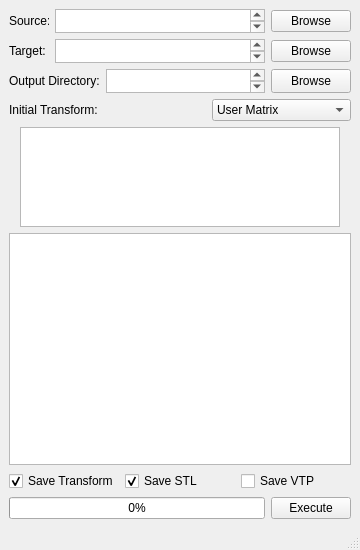
First picture: the form in main/surface_registration_tool.ui, repository jackyko1991/surface-registration-tool, before the edit.
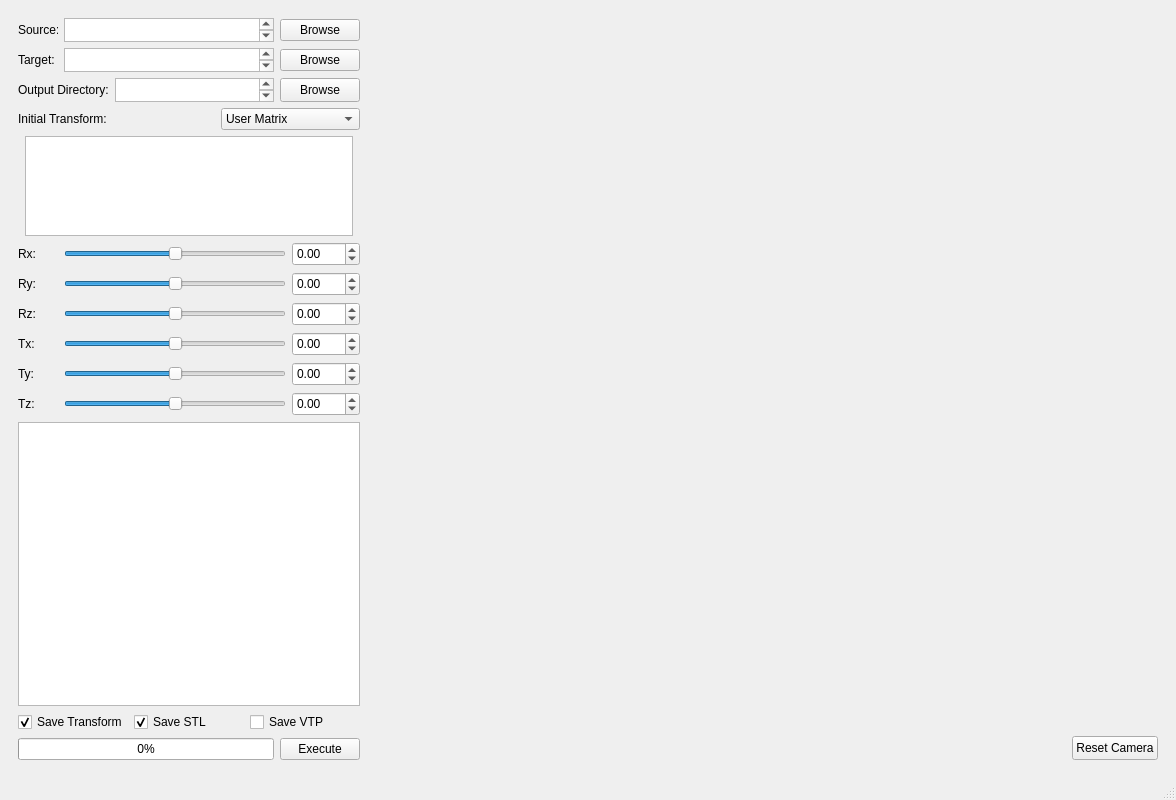
Second picture: the form after the edit. Custom widgets are drawn as their Qt base class.

Commit message: add vtk render window

What changed in the file:
```diff
--- a/main/surface_registration_tool.ui
+++ b/main/surface_registration_tool.ui
@@ -9,8 +9,8 @@
    <rect>
     <x>0</x>
     <y>0</y>
-    <width>360</width>
-    <height>550</height>
+    <width>1176</width>
+    <height>800</height>
    </rect>
   </property>
   <property name="sizePolicy">
@@ -21,23 +21,41 @@
   </property>
   <property name="minimumSize">
    <size>
-    <width>360</width>
-    <height>550</height>
+    <width>1176</width>
+    <height>800</height>
    </size>
   </property>
   <property name="maximumSize">
    <size>
-    <width>360</width>
-    <height>550</height>
+    <width>16777215</width>
+    <height>16777215</height>
    </size>
   </property>
   <property name="windowTitle">
    <string>Surface Registration Tool</string>
   </property>
   <widget class="QWidget" name="centralwidget">
-   <layout class="QVBoxLayout" name="verticalLayout">
+   <layout class="QHBoxLayout" name="horizontalLayout_15">
     <item>
-     <layout class="QHBoxLayout" name="horizontalLayout">
+     <layout class="QVBoxLayout" name="verticalLayout_5"/>
+    </item>
+    <item>
+     <widget class="QWidget" name="widget" native="true">
+      <property name="minimumSize">
+       <size>
+        <width>360</width>
+        <height>0</height>
+       </size>
+      </property>
+      <property name="maximumSize">
+       <size>
+        <width>360</width>
+        <height>16777215</height>
+       </size>
+      </property>
+      <layout class="QVBoxLayout" name="verticalLayout_4">
+       <item>
+        <layout class="QHBoxLayout" name="horizontalLayout_13">
       <property name="sizeConstraint">
        <enum>QLayout::SetFixedSize</enum>
       </property>
@@ -274,20 +292,10 @@
      </layout>
     </item>
     <item>
-     <layout class="QHBoxLayout" name="horizontalLayout_7">
-      <item>
-       <spacer name="horizontalSpacer_2">
-        <property name="orientation">
-         <enum>Qt::Horizontal</enum>
-        </property>
-        <property name="sizeHint" stdset="0">
-         <size>
-          <width>40</width>
-          <height>20</height>
-         </size>
-        </property>
-       </spacer>
-      </item>
+        <layout class="QHBoxLayout" name="horizontalLayout_14">
+         <property name="sizeConstraint">
+          <enum>QLayout::SetMinimumSize</enum>
+         </property>
       <item>
        <widget class="QTableView" name="initialTransformTableView">
         <property name="sizePolicy">
@@ -298,13 +306,13 @@
         </property>
         <property name="minimumSize">
          <size>
-          <width>320</width>
+             <width>328</width>
           <height>100</height>
          </size>
         </property>
         <property name="maximumSize">
          <size>
-          <width>320</width>
+             <width>328</width>
           <height>100</height>
          </size>
         </property>
@@ -322,18 +330,389 @@
         </attribute>
        </widget>
       </item>
+        </layout>
+       </item>
       <item>
-       <spacer name="horizontalSpacer_3">
+        <layout class="QVBoxLayout" name="verticalLayout_3">
+         <item>
+          <layout class="QVBoxLayout" name="verticalLayout">
+           <property name="sizeConstraint">
+            <enum>QLayout::SetFixedSize</enum>
+           </property>
+           <item>
+            <layout class="QHBoxLayout" name="horizontalLayout_7">
+             <item>
+              <widget class="QLabel" name="sourceLabel_3">
+               <property name="sizePolicy">
+                <sizepolicy hsizetype="Preferred" vsizetype="Fixed">
+                 <horstretch>0</horstretch>
+                 <verstretch>0</verstretch>
+                </sizepolicy>
+               </property>
+               <property name="minimumSize">
+                <size>
+                 <width>40</width>
+                 <height>24</height>
+                </size>
+               </property>
+               <property name="text">
+                <string>Rx:</string>
+               </property>
+              </widget>
+             </item>
+             <item>
+              <widget class="QSlider" name="rotateXSlider">
+               <property name="minimumSize">
+                <size>
+                 <width>0</width>
+                 <height>24</height>
+                </size>
+               </property>
+               <property name="minimum">
+                <number>-180</number>
+               </property>
+               <property name="maximum">
+                <number>180</number>
+               </property>
+               <property name="singleStep">
+                <number>0</number>
+               </property>
         <property name="orientation">
          <enum>Qt::Horizontal</enum>
         </property>
-        <property name="sizeHint" stdset="0">
+              </widget>
+             </item>
+             <item>
+              <widget class="QDoubleSpinBox" name="rotatXDoubleSpinBox">
+               <property name="minimumSize">
          <size>
+                 <width>0</width>
+                 <height>24</height>
+                </size>
+               </property>
+               <property name="minimum">
+                <double>-180.000000000000000</double>
+               </property>
+               <property name="maximum">
+                <double>180.000000000000000</double>
+               </property>
+              </widget>
+             </item>
+            </layout>
+           </item>
+           <item>
+            <layout class="QHBoxLayout" name="horizontalLayout_8">
+             <item>
+              <widget class="QLabel" name="sourceLabel_4">
+               <property name="sizePolicy">
+                <sizepolicy hsizetype="Preferred" vsizetype="Fixed">
+                 <horstretch>0</horstretch>
+                 <verstretch>0</verstretch>
+                </sizepolicy>
+               </property>
+               <property name="minimumSize">
+                <size>
           <width>40</width>
-          <height>20</height>
-         </size>
-        </property>
-       </spacer>
+                 <height>24</height>
+                </size>
+               </property>
+               <property name="text">
+                <string>Ry:</string>
+               </property>
+              </widget>
+             </item>
+             <item>
+              <widget class="QSlider" name="rotateYSlider">
+               <property name="minimumSize">
+                <size>
+                 <width>0</width>
+                 <height>24</height>
+                </size>
+               </property>
+               <property name="minimum">
+                <number>-180</number>
+               </property>
+               <property name="maximum">
+                <number>180</number>
+               </property>
+               <property name="singleStep">
+                <number>0</number>
+               </property>
+               <property name="orientation">
+                <enum>Qt::Horizontal</enum>
+               </property>
+              </widget>
+             </item>
+             <item>
+              <widget class="QDoubleSpinBox" name="rototeYDoubleSpinBox">
+               <property name="minimumSize">
+                <size>
+                 <width>0</width>
+                 <height>24</height>
+                </size>
+               </property>
+               <property name="minimum">
+                <double>-180.000000000000000</double>
+               </property>
+               <property name="maximum">
+                <double>180.000000000000000</double>
+               </property>
+              </widget>
+             </item>
+            </layout>
+           </item>
+           <item>
+            <layout class="QHBoxLayout" name="horizontalLayout_9">
+             <property name="sizeConstraint">
+              <enum>QLayout::SetFixedSize</enum>
+             </property>
+             <item>
+              <widget class="QLabel" name="sourceLabel_5">
+               <property name="sizePolicy">
+                <sizepolicy hsizetype="Preferred" vsizetype="Fixed">
+                 <horstretch>0</horstretch>
+                 <verstretch>0</verstretch>
+                </sizepolicy>
+               </property>
+               <property name="minimumSize">
+                <size>
+                 <width>40</width>
+                 <height>24</height>
+                </size>
+               </property>
+               <property name="text">
+                <string>Rz:</string>
+               </property>
+              </widget>
+             </item>
+             <item>
+              <widget class="QSlider" name="rotateZSlider">
+               <property name="minimumSize">
+                <size>
+                 <width>0</width>
+                 <height>24</height>
+                </size>
+               </property>
+               <property name="minimum">
+                <number>-180</number>
+               </property>
+               <property name="maximum">
+                <number>180</number>
+               </property>
+               <property name="singleStep">
+                <number>0</number>
+               </property>
+               <property name="orientation">
+                <enum>Qt::Horizontal</enum>
+               </property>
+              </widget>
+             </item>
+             <item>
+              <widget class="QDoubleSpinBox" name="rotateZDoubleSpinBox">
+               <property name="minimumSize">
+                <size>
+                 <width>0</width>
+                 <height>24</height>
+                </size>
+               </property>
+               <property name="minimum">
+                <double>-180.000000000000000</double>
+               </property>
+               <property name="maximum">
+                <double>180.000000000000000</double>
+               </property>
+              </widget>
+             </item>
+            </layout>
+           </item>
+          </layout>
+         </item>
+         <item>
+          <layout class="QVBoxLayout" name="verticalLayout_2">
+           <item>
+            <layout class="QHBoxLayout" name="horizontalLayout_10">
+             <item>
+              <widget class="QLabel" name="sourceLabel_6">
+               <property name="sizePolicy">
+                <sizepolicy hsizetype="Preferred" vsizetype="Fixed">
+                 <horstretch>0</horstretch>
+                 <verstretch>0</verstretch>
+                </sizepolicy>
+               </property>
+               <property name="minimumSize">
+                <size>
+                 <width>40</width>
+                 <height>24</height>
+                </size>
+               </property>
+               <property name="text">
+                <string>Tx:</string>
+               </property>
+              </widget>
+             </item>
+             <item>
+              <widget class="QSlider" name="translateXSlider">
+               <property name="minimumSize">
+                <size>
+                 <width>0</width>
+                 <height>24</height>
+                </size>
+               </property>
+               <property name="minimum">
+                <number>-180</number>
+               </property>
+               <property name="maximum">
+                <number>180</number>
+               </property>
+               <property name="singleStep">
+                <number>0</number>
+               </property>
+               <property name="orientation">
+                <enum>Qt::Horizontal</enum>
+               </property>
+              </widget>
+             </item>
+             <item>
+              <widget class="QDoubleSpinBox" name="translateXDoubleSpinBox">
+               <property name="minimumSize">
+                <size>
+                 <width>0</width>
+                 <height>24</height>
+                </size>
+               </property>
+               <property name="minimum">
+                <double>-180.000000000000000</double>
+               </property>
+               <property name="maximum">
+                <double>180.000000000000000</double>
+               </property>
+              </widget>
+             </item>
+            </layout>
+           </item>
+           <item>
+            <layout class="QHBoxLayout" name="horizontalLayout_11">
+             <item>
+              <widget class="QLabel" name="sourceLabel_7">
+               <property name="sizePolicy">
+                <sizepolicy hsizetype="Preferred" vsizetype="Fixed">
+                 <horstretch>0</horstretch>
+                 <verstretch>0</verstretch>
+                </sizepolicy>
+               </property>
+               <property name="minimumSize">
+                <size>
+                 <width>40</width>
+                 <height>24</height>
+                </size>
+               </property>
+               <property name="text">
+                <string>Ty:</string>
+               </property>
+              </widget>
+             </item>
+             <item>
+              <widget class="QSlider" name="translateYSlider">
+               <property name="minimumSize">
+                <size>
+                 <width>0</width>
+                 <height>24</height>
+                </size>
+               </property>
+               <property name="minimum">
+                <number>-180</number>
+               </property>
+               <property name="maximum">
+                <number>180</number>
+               </property>
+               <property name="singleStep">
+                <number>0</number>
+               </property>
+               <property name="orientation">
+                <enum>Qt::Horizontal</enum>
+               </property>
+              </widget>
+             </item>
+             <item>
+              <widget class="QDoubleSpinBox" name="translateYDoubleSpinBox">
+               <property name="minimumSize">
+                <size>
+                 <width>0</width>
+                 <height>24</height>
+                </size>
+               </property>
+               <property name="minimum">
+                <double>-180.000000000000000</double>
+               </property>
+               <property name="maximum">
+                <double>180.000000000000000</double>
+               </property>
+              </widget>
+             </item>
+            </layout>
+           </item>
+           <item>
+            <layout class="QHBoxLayout" name="horizontalLayout_12">
+             <item>
+              <widget class="QLabel" name="sourceLabel_8">
+               <property name="sizePolicy">
+                <sizepolicy hsizetype="Preferred" vsizetype="Fixed">
+                 <horstretch>0</horstretch>
+                 <verstretch>0</verstretch>
+                </sizepolicy>
+               </property>
+               <property name="minimumSize">
+                <size>
+                 <width>40</width>
+                 <height>24</height>
+                </size>
+               </property>
+               <property name="text">
+                <string>Tz:</string>
+               </property>
+              </widget>
+             </item>
+             <item>
+              <widget class="QSlider" name="translateZSlider">
+               <property name="minimumSize">
+                <size>
+                 <width>0</width>
+                 <height>24</height>
+                </size>
+               </property>
+               <property name="minimum">
+                <number>-180</number>
+               </property>
+               <property name="maximum">
+                <number>180</number>
+               </property>
+               <property name="singleStep">
+                <number>0</number>
+               </property>
+               <property name="orientation">
+                <enum>Qt::Horizontal</enum>
+               </property>
+              </widget>
+             </item>
+             <item>
+              <widget class="QDoubleSpinBox" name="translateZDoubleSpinBox">
+               <property name="minimumSize">
+                <size>
+                 <width>0</width>
+                 <height>24</height>
+                </size>
+               </property>
+               <property name="minimum">
+                <double>-180.000000000000000</double>
+               </property>
+               <property name="maximum">
+                <double>180.000000000000000</double>
+               </property>
+              </widget>
+             </item>
+            </layout>
+           </item>
+          </layout>
       </item>
      </layout>
     </item>
@@ -398,6 +777,76 @@
     </item>
    </layout>
   </widget>
+    </item>
+    <item>
+     <widget class="QWidget" name="widget_3" native="true">
+      <layout class="QVBoxLayout" name="verticalLayout_6">
+       <item>
+        <widget class="QVTKWidget" name="qvtkWidget">
+         <property name="sizePolicy">
+          <sizepolicy hsizetype="Expanding" vsizetype="Expanding">
+           <horstretch>0</horstretch>
+           <verstretch>0</verstretch>
+          </sizepolicy>
+         </property>
+         <property name="minimumSize">
+          <size>
+           <width>785</width>
+           <height>0</height>
+          </size>
+         </property>
+        </widget>
+       </item>
+       <item>
+        <layout class="QHBoxLayout" name="horizontalLayout">
+         <property name="sizeConstraint">
+          <enum>QLayout::SetFixedSize</enum>
+         </property>
+         <item>
+          <spacer name="horizontalSpacer_2">
+           <property name="orientation">
+            <enum>Qt::Horizontal</enum>
+           </property>
+           <property name="sizeHint" stdset="0">
+            <size>
+             <width>40</width>
+             <height>20</height>
+            </size>
+           </property>
+          </spacer>
+         </item>
+         <item>
+          <widget class="QPushButton" name="resetPushButton">
+           <property name="sizePolicy">
+            <sizepolicy hsizetype="Fixed" vsizetype="Fixed">
+             <horstretch>0</horstretch>
+             <verstretch>0</verstretch>
+            </sizepolicy>
+           </property>
+           <property name="minimumSize">
+            <size>
+             <width>0</width>
+             <height>24</height>
+            </size>
+           </property>
+           <property name="maximumSize">
+            <size>
+             <width>16777215</width>
+             <height>24</height>
+            </size>
+           </property>
+           <property name="text">
+            <string>Reset Camera</string>
+           </property>
+          </widget>
+         </item>
+        </layout>
+       </item>
+      </layout>
+     </widget>
+    </item>
+   </layout>
+  </widget>
   <widget class="QMenuBar" name="menubar">
    <property name="geometry">
     <rect>
@@ -410,6 +859,13 @@
   </widget>
   <widget class="QStatusBar" name="statusbar"/>
  </widget>
+ <customwidgets>
+  <customwidget>
+   <class>QVTKWidget</class>
+   <extends>QWidget</extends>
+   <header>QVTKWidget.h</header>
+  </customwidget>
+ </customwidgets>
  <resources/>
  <connections/>
 </ui>
```
Left out of the diff: 4 changed lines with no effect on the pictures. Lines whose indentation alone changed are shown as unchanged. The commit also changes 2 other files.
